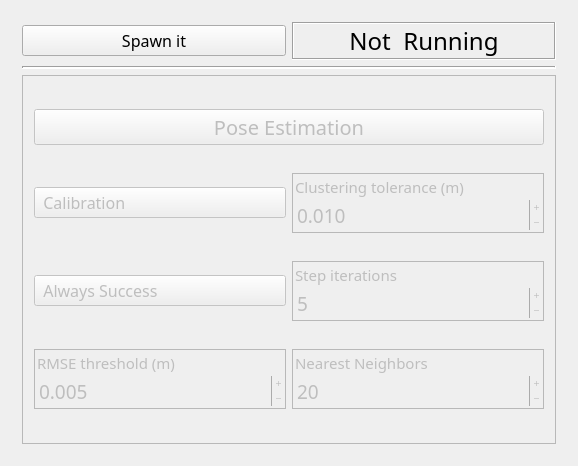
Qt form src/recognition/gui/estimator_gui.ui (Tabjones/pacman_vision) before a commit.
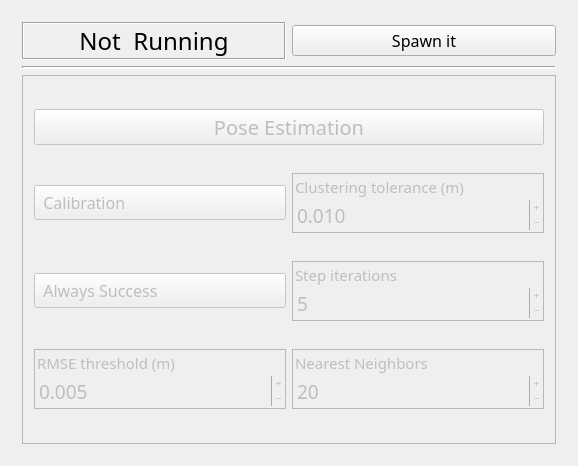
The same form after that commit. Icons and pictures are not drawn.

The edit to the form file:
```diff
--- a/src/recognition/gui/estimator_gui.ui
+++ b/src/recognition/gui/estimator_gui.ui
@@ -37,6 +37,30 @@
       </property>
       <layout class="QGridLayout" name="gridLayout_3">
        <item row="0" column="0">
+        <widget class="QLabel" name="status">
+         <property name="font">
+          <font>
+           <pointsize>18</pointsize>
+          </font>
+         </property>
+         <property name="layoutDirection">
+          <enum>Qt::RightToLeft</enum>
+         </property>
+         <property name="frameShape">
+          <enum>QFrame::Box</enum>
+         </property>
+         <property name="frameShadow">
+          <enum>QFrame::Sunken</enum>
+         </property>
+         <property name="text">
+          <string>Not  Running</string>
+         </property>
+         <property name="alignment">
+          <set>Qt::AlignCenter</set>
+         </property>
+        </widget>
+       </item>
+       <item row="0" column="1">
         <widget class="QPushButton" name="RunningButt">
          <property name="font">
           <font>
@@ -73,30 +97,6 @@
          </property>
         </widget>
        </item>
-       <item row="0" column="1">
-        <widget class="QLabel" name="status">
-         <property name="font">
-          <font>
-           <pointsize>18</pointsize>
-          </font>
-         </property>
-         <property name="layoutDirection">
-          <enum>Qt::RightToLeft</enum>
-         </property>
-         <property name="frameShape">
-          <enum>QFrame::Box</enum>
-         </property>
-         <property name="frameShadow">
-          <enum>QFrame::Sunken</enum>
-         </property>
-         <property name="text">
-          <string>Not  Running</string>
-         </property>
-         <property name="alignment">
-          <set>Qt::AlignCenter</set>
-         </property>
-        </widget>
-       </item>
        <item row="1" column="0" colspan="2">
         <widget class="Line" name="separator">
          <property name="minimumSize">
@@ -164,6 +164,12 @@
           </item>
           <item row="1" column="0">
            <widget class="QPushButton" name="CalibButt">
+            <property name="maximumSize">
+             <size>
+              <width>16777215</width>
+              <height>35</height>
+             </size>
+            </property>
             <property name="font">
              <font>
               <family>Oxygen-Sans</family>
@@ -310,6 +316,12 @@
           </item>
           <item row="2" column="0">
            <widget class="QPushButton" name="SuccessButt">
+            <property name="maximumSize">
+             <size>
+              <width>16777215</width>
+              <height>35</height>
+             </size>
+            </property>
             <property name="font">
              <font>
               <family>Oxygen-Sans</family>
```
